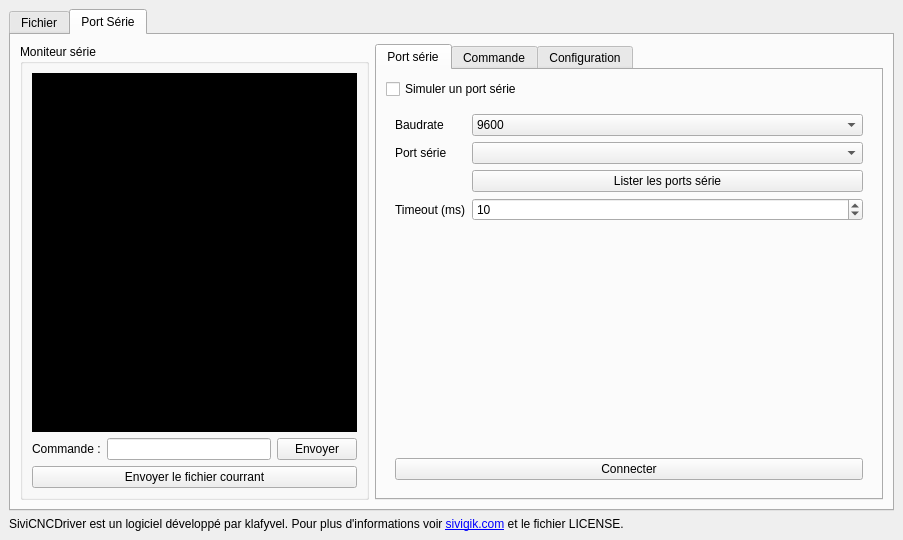
The window that interface/main_window.ui (Klafyvel/SiviCNCDriver) describes before a commit, drawn with Qt 5.
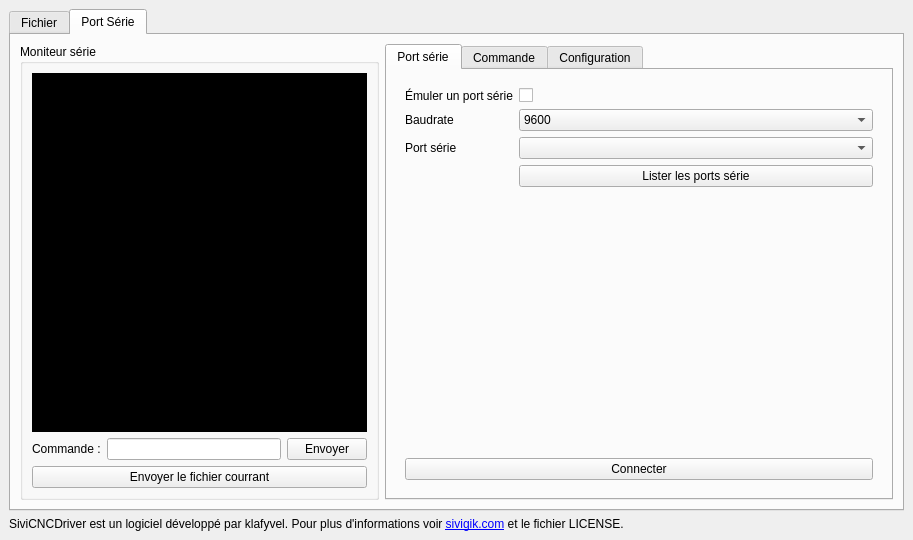
The same window after the commit. The open tabs and pages were chosen to show the change. Icons and pictures are not drawn.

Commit message: Mise à jour de l'interface.

The edit to the form file:
```diff
--- a/interface/main_window.ui
+++ b/interface/main_window.ui
@@ -6,7 +6,7 @@
    <rect>
     <x>0</x>
     <y>0</y>
-    <width>903</width>
+    <width>913</width>
     <height>540</height>
    </rect>
   </property>
@@ -20,6 +20,9 @@
    <layout class="QVBoxLayout" name="verticalLayout_4">
     <item>
      <widget class="QTabWidget" name="tabWidget_2">
+      <property name="styleSheet">
+       <string notr="true"/>
+      </property>
       <property name="currentIndex">
        <number>0</number>
       </property>
@@ -244,6 +247,9 @@
         </item>
         <item>
          <widget class="QTabWidget" name="tabWidget">
+          <property name="enabled">
+           <bool>true</bool>
+          </property>
           <property name="currentIndex">
            <number>0</number>
           </property>
@@ -252,26 +258,29 @@
             <string>Port série</string>
            </attribute>
            <layout class="QVBoxLayout" name="verticalLayout_3">
-            <item>
-             <widget class="QCheckBox" name="chk_enableFakeSerial">
-              <property name="text">
-               <string>Simuler un port série</string>
-              </property>
-             </widget>
-            </item>
             <item>
              <widget class="QWidget" name="trueSerialContainer" native="true">
               <layout class="QVBoxLayout" name="verticalLayout_10">
                <item>
                 <layout class="QFormLayout" name="serial_settings">
                  <item row="0" column="0">
+                  <widget class="QLabel" name="mulerUnPortSRieLabel">
+                   <property name="text">
+                    <string>Émuler un port série</string>
+                   </property>
+                  </widget>
+                 </item>
+                 <item row="0" column="1">
+                  <widget class="QCheckBox" name="chk_fake_serial"/>
+                 </item>
+                 <item row="1" column="0">
                   <widget class="QLabel" name="label">
                    <property name="text">
                     <string>Baudrate</string>
                    </property>
                   </widget>
                  </item>
-                 <item row="0" column="1">
+                 <item row="1" column="1">
                   <widget class="QComboBox" name="baudrate">
                    <property name="currentIndex">
                     <number>4</number>
@@ -333,40 +342,23 @@
                    </item>
                   </widget>
                  </item>
-                 <item row="1" column="0">
+                 <item row="2" column="0">
                   <widget class="QLabel" name="portSRieLabel">
                    <property name="text">
                     <string>Port série</string>
                    </property>
                   </widget>
                  </item>
-                 <item row="1" column="1">
+                 <item row="2" column="1">
                   <widget class="QComboBox" name="serial_ports_list"/>
                  </item>
-                 <item row="2" column="1">
+                 <item row="3" column="1">
                   <widget class="QPushButton" name="btn_serial_ports_list">
                    <property name="text">
                     <string>Lister les ports série</string>
                    </property>
                   </widget>
                  </item>
-                 <item row="3" column="0">
-                  <widget class="QLabel" name="label_5">
-                   <property name="text">
-                    <string>Timeout (ms)</string>
-                   </property>
-                  </widget>
-                 </item>
-                 <item row="3" column="1">
-                  <widget class="QSpinBox" name="timeout_read">
-                   <property name="maximum">
-                    <number>1000</number>
-                   </property>
-                   <property name="value">
-                    <number>10</number>
-                   </property>
-                  </widget>
-                 </item>
                 </layout>
                </item>
                <item>
```
Left out of the diff: 14 changed lines with no effect on the pictures. The commit also changes 2 other files.
